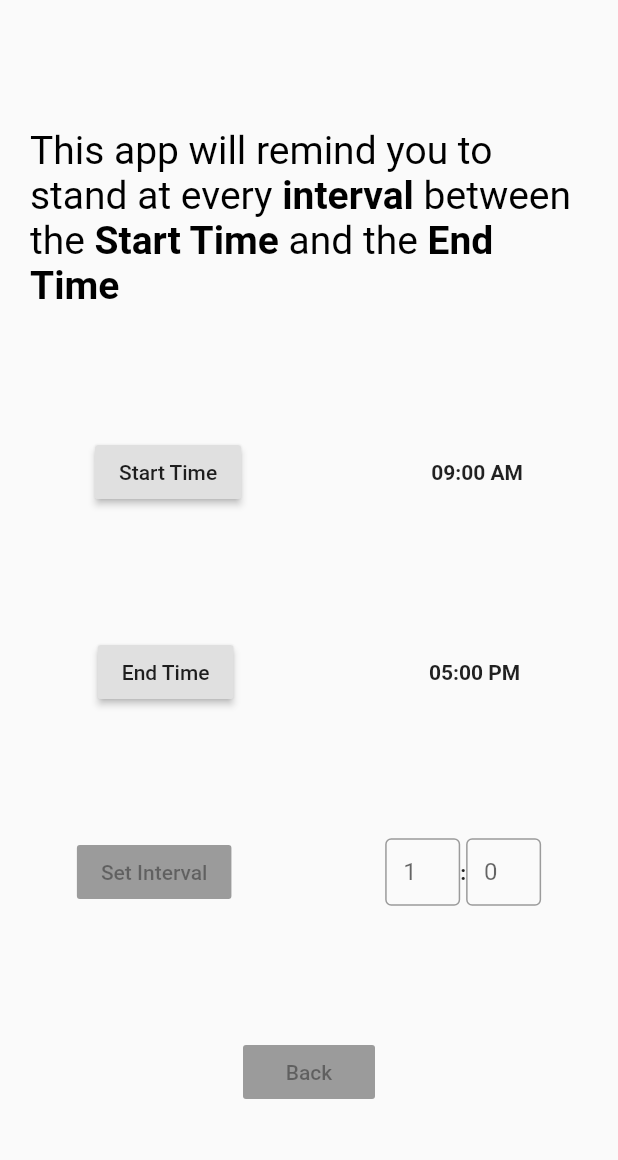
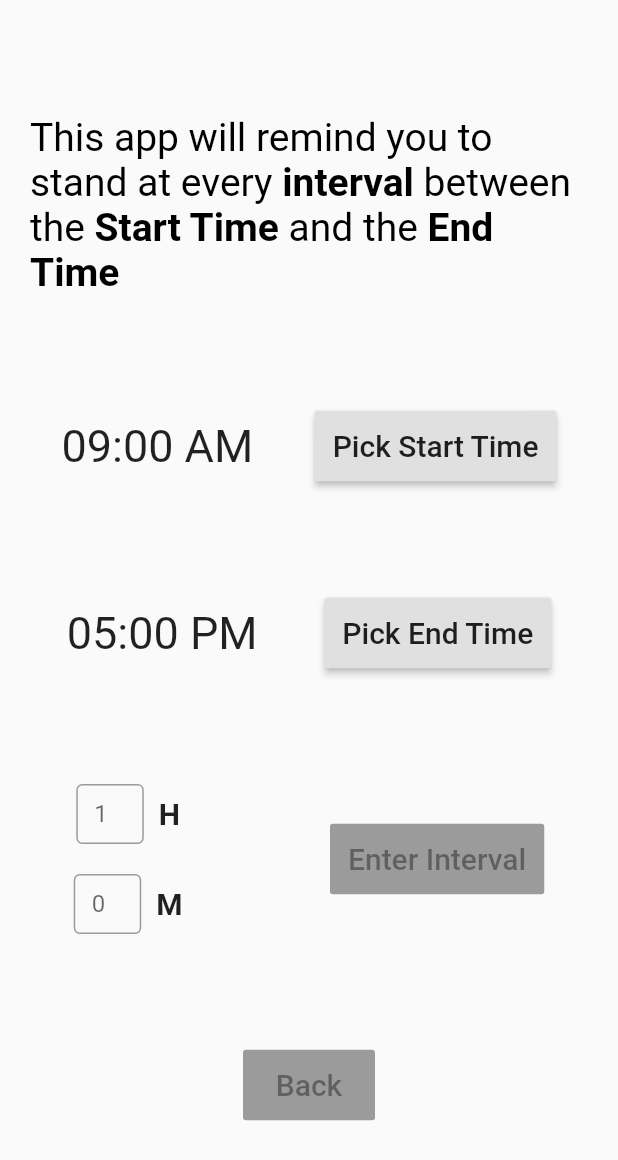
Before and after one commit to prabnur/stand_app, a Flutter app: the screen it shows after launch, on a phone screen of 412 x 824 dp. Shown: the top 1160 px of the screen. Run offline on Flutter 3.47's test engine with Material 2 defaults, Android fonts, the phone set to English and light mode, and no system bars.

Commit message:
Better looking Options framework. Next step is to add backend and connect to options. Also error checking

```diff
--- a/lib/data.dart
+++ b/lib/data.dart
@@ -6,8 +6,8 @@ class Data {
   int endHour = 17;
   int endMin = 0;
   Map<String, int> map = {
-    "intvlHour": 1,
-    "intvlMin": 0,
+    "H": 1,
+    "M": 0,
     "startHour": 9,
     "startMin": 0,
     "endHour": 17,
--- a/lib/options.dart
+++ b/lib/options.dart
@@ -27,7 +27,17 @@ class Options extends StatelessWidget {
               D: this.D
             ),
             IntervalPicker(D: this.D),
-            RaisedButton(onPressed: null, child: Text('Back'))
+            RaisedButton(
+              onPressed: null,
+              padding: EdgeInsets.all(12),
+              child: Text(
+                'Back',
+                style: TextStyle(
+                  fontSize: 20,
+                  fontFamily: 'Roboto'
+                ),
+              )
+            )
           ],
         )
       )
@@ -84,14 +94,98 @@ class _TimePickerState extends State<TimePicker> {
   Widget build(BuildContext context) {
     //final TextStyle valueStyle = Theme.of(context).textTheme.bodyText2;
     return Row(
-        mainAxisAlignment: MainAxisAlignment.spaceAround,
+        mainAxisAlignment: MainAxisAlignment.spaceEvenly,
         children: <Widget>[
+          InkWell(
+              onTap: () => {_selectTime(context)},
+              child: Text(parseString(), style: TextStyle(fontFamily: 'Roboto', fontSize: 30))
+          ),
           RaisedButton(
             onPressed: () => {_selectTime(context)},
-            child: Text(widget.id == "start" ? "Start Time" : "End Time")
+            padding: EdgeInsets.all(12),
+            child: Text(
+              widget.id == "start" ? "Pick Start Time" : "Pick End Time",
+              style: TextStyle(
+                fontSize: 20,
+                fontFamily: 'Roboto'
+              ),
+            )
+          )
+        ],
+      );
+  }
+}
+
+class IntervalInput extends StatefulWidget {
+  final Data D;
+  final String id;
+  IntervalInput({this.D, this.id});
+  @override
+  _IntervalInputState createState() => _IntervalInputState(id: id, val: D.getVal(id).toString());
+}
+
+class _IntervalInputState extends State<IntervalInput> {
+  String id;
+  String val;
+  _IntervalInputState({this.id, this.val});
+  @override
+  Widget build(BuildContext context) {
+    return Row(
+        mainAxisAlignment: MainAxisAlignment.spaceEvenly,
+        mainAxisSize: MainAxisSize.max,
+        children: <Widget>[
+          SizedBox(
+            height: 40,
+            width: 45,
+            child: TextFormField(
+              keyboardType: TextInputType.number,
+              decoration: InputDecoration(
+                border: OutlineInputBorder(),
+                labelText: val
+              )
+            )
           ),
-          Text(parseString(), style: TextStyle(fontWeight: FontWeight.bold, fontFamily: 'Roboto'))
-        ],
+          SizedBox(width: 10),
+          Text(id, style: TextStyle(fontWeight: FontWeight.bold, fontSize: 20)),
+        ]
+    );
+  }
+}
+
+class IntervalPicker extends StatelessWidget {
+  final Data D;
+  IntervalPicker({this.D});
+  @override
+  Widget build(BuildContext context) {
+    return
+      Container(
+        child: Row(
+          mainAxisAlignment: MainAxisAlignment.spaceAround,
+          children: <Widget>[
+            Form(
+              child: Column(
+                mainAxisAlignment: MainAxisAlignment.spaceBetween,
+                mainAxisSize: MainAxisSize.max,
+                children: <Widget>[
+                  IntervalInput(D: D, id: "H"),
+                  SizedBox(height: 20),
+                  IntervalInput(D: D, id: "M")
+                ],
+              )
+            ),
+            RaisedButton(
+              onPressed: null,
+              padding: EdgeInsets.all(12),
+              child: Text(
+                'Enter Interval',
+                style: TextStyle(
+                  fontSize: 20,
+                  fontFamily: 'Roboto'
+                ),
+              ),
+            )
+          ],
+        )
       );
   }
 }
@@ -125,60 +219,3 @@ class Description extends StatelessWidget {
       );
   }
 }
-
-class IntervalPicker extends StatefulWidget {
-  final Data D;
-  IntervalPicker({this.D});
-  @override
-  _IntervalPickerState createState() => _IntervalPickerState(D.getVal("intvlHour"), D.getVal("intvlMin"));
-}
-
-class _IntervalPickerState extends State<IntervalPicker> {
-  String hour, minute;
-  _IntervalPickerState(int h, int m) {
-    hour = h.toString();
-    minute = m.toString();
-  }
-  @override
-  Widget build(BuildContext context) {
-    return
-      Container(
-        child: Row(
-          mainAxisAlignment: MainAxisAlignment.spaceAround,
-          children: <Widget>[
-            RaisedButton(
-              onPressed: null,
-              child: Text('Set Interval'),
-              ),
-              Row(
-                mainAxisAlignment: MainAxisAlignment.spaceAround,
-                mainAxisSize: MainAxisSize.min,
-                children: <Widget>[
-                  SizedBox(
-                    height: 45,
-                    width: 50,
-                    child: TextField(
-                      decoration: InputDecoration(
-                        border: OutlineInputBorder(),
-                        labelText: hour
-                      )
-                    )
-                  ),
-                  Text(":", style: TextStyle(fontWeight: FontWeight.bold),),
-                  SizedBox(
-                    height: 45,
-                    width: 50,
-                    child: TextField(
-                      decoration: InputDecoration(
-                        border: OutlineInputBorder(),
-                        labelText: minute
-                      )
-                    )
-                  ),
-                ],
-              )
-          ],
-        )
-      );
-  }
-}
```
